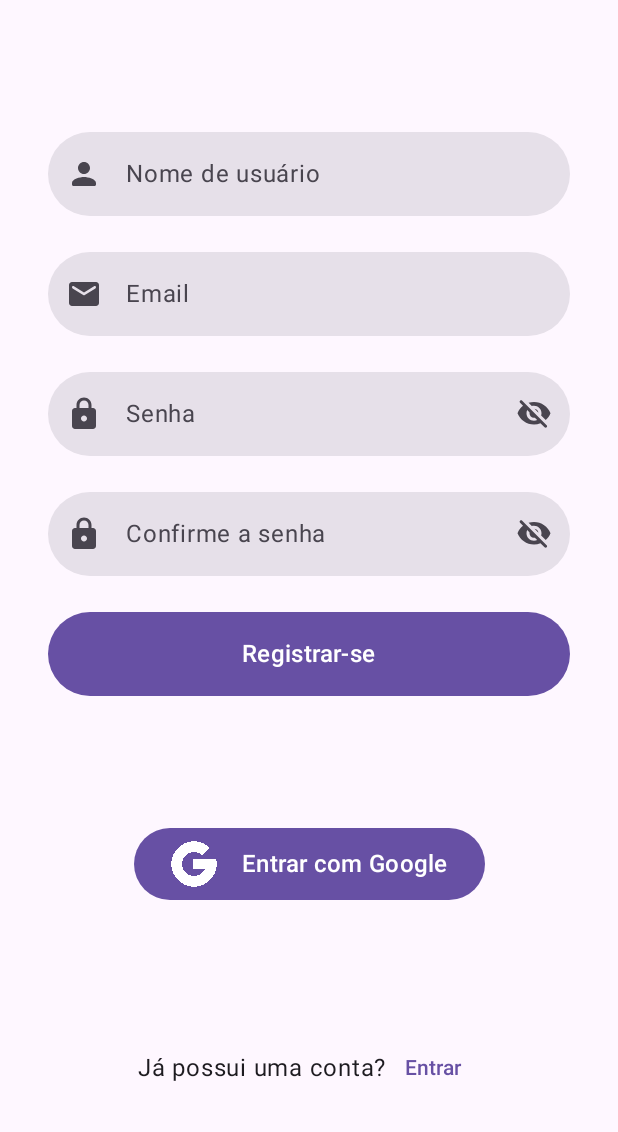
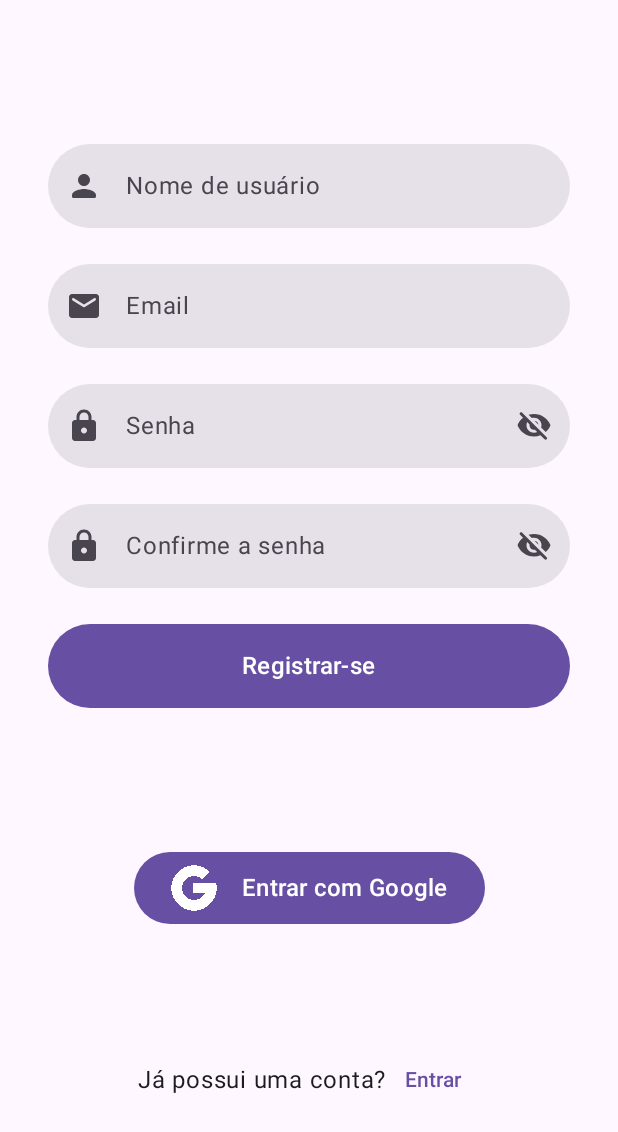
Before and after one commit to LucasMelll0/GymLog, an Android app built with Jetpack Compose: the RegisterScreen screen opened through its navigation route, on a phone screen of 412 x 824 dp. Shown: the top 1132 px of the screen. Run offline under Robolectric (Android 15) with nearby library versions, the phone set to English and light mode, and no system bars; our stand-ins replace Firebase (no records; nobody signed in at launch, a user with empty details on screens opened directly), Room's generated code, accompanist; libraries missing offline, so code that uses them is left out: com.google.accompanist.navigation.

Commit message:
fix: Conserta o layout quando na horizontal.

```diff
--- a/app/src/main/java/com/example/gymlog/ui/auth/Register.kt
+++ b/app/src/main/java/com/example/gymlog/ui/auth/Register.kt
@@ -9,6 +9,8 @@ import androidx.compose.foundation.layout.Row
 import androidx.compose.foundation.layout.fillMaxSize
 import androidx.compose.foundation.layout.fillMaxWidth
 import androidx.compose.foundation.layout.padding
+import androidx.compose.foundation.rememberScrollState
+import androidx.compose.foundation.verticalScroll
 import androidx.compose.material.icons.Icons
 import androidx.compose.material.icons.rounded.Email
 import androidx.compose.material.icons.rounded.Lock
@@ -77,6 +79,7 @@ fun RegisterScreen(
     Column(
         modifier = Modifier
             .fillMaxSize()
+            .verticalScroll(rememberScrollState())
             .background(MaterialTheme.colorScheme.background),
         horizontalAlignment = Alignment.CenterHorizontally,
         verticalArrangement = Arrangement.SpaceEvenly,
@@ -85,7 +88,12 @@ fun RegisterScreen(
             verticalArrangement = Arrangement.spacedBy(
                 dimensionResource(id = R.dimen.default_padding)
             ),
-            modifier = Modifier.padding(horizontal = dimensionResource(id = R.dimen.extra_large_padding))
+            modifier = Modifier.padding(
+                horizontal = dimensionResource(id = R.dimen.extra_large_padding),
+                vertical = dimensionResource(
+                    id = R.dimen.large_padding
+                )
+            )
         ) {
             DefaultTextField(
                 modifier = Modifier.fillMaxWidth(),
@@ -172,7 +180,9 @@ fun RegisterScreen(
                 )
             }
         }
-        GoogleSignInButton(onClick = onGoogleSignInClick)
+        GoogleSignInButton(
+            onClick = onGoogleSignInClick
+        )
         Row(verticalAlignment = Alignment.CenterVertically) {
             Text(
                 text = stringResource(id = R.string.auth_have_account_ask),
@@ -190,6 +200,9 @@ fun RegisterScreen(
 @Composable
 fun RegisterScreenPreview() {
     GymLogTheme {
-        RegisterScreen(onClickLogin = {}, onGoogleSignInClick = {}, onConventionalRegisterClick = {})
+        RegisterScreen(
+            onClickLogin = {},
+            onGoogleSignInClick = {},
+            onConventionalRegisterClick = {})
     }
 }
```
